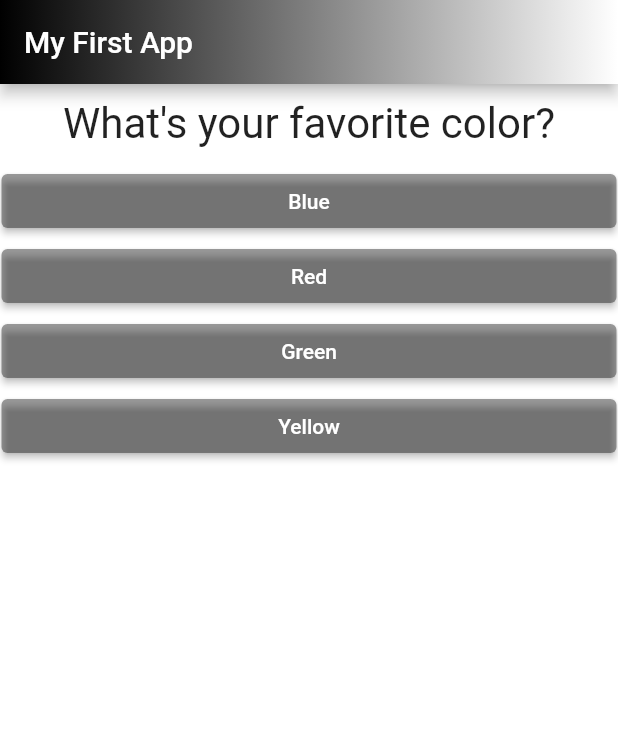
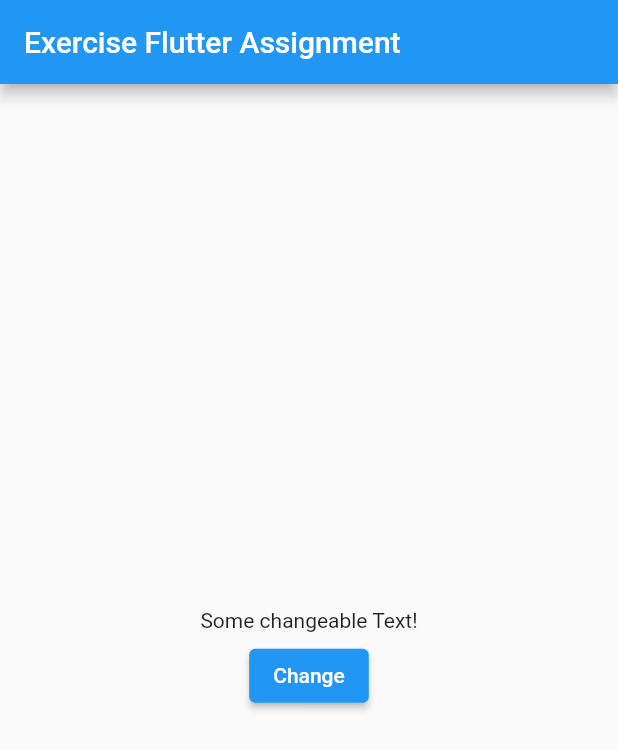
Before and after one commit to ricci1710/flutter_dart_guide, a Flutter app: the screen it shows after launch, on a phone screen of 412 x 824 dp. Shown: the top 750 px of the screen. Run offline on Flutter 3.47's test engine with Material 2 defaults, Android fonts, the light colour scheme and no system bars.

Commit message:
section2: Assignment instructions

```diff
--- a/lib/main.dart
+++ b/lib/main.dart
@@ -1,78 +1,4 @@
 import 'package:flutter/material.dart';
-import 'package:flutter_dart_guide/gradientappbar.dart';
-import 'package:flutter_dart_guide/quiz.dart';
-import 'package:flutter_dart_guide/result.dart';
+import 'package:flutter_dart_guide/section2/exercise/flutter_assignment_main.dart';
 
-void main() => runApp(const MyApp());
-
-class MyApp extends StatefulWidget {
-  const MyApp({super.key});
-
-  @override
-  State<StatefulWidget> createState() {
-    return _MyAppState();
-  }
-}
-
-class _MyAppState extends State<MyApp> {
-  var _totalScore = 0;
-  var _questionIndex = 0;
-  final _questions = const [
-    {
-      'questionText': 'What\'s your favorite color?',
-      'answers': [
-        {'text': 'Blue', 'score': 10},
-        {'text': 'Red', 'score': 6},
-        {'text': 'Green', 'score': 4},
-        {'text': 'Yellow', 'score': 1},
-      ],
-    },
-    {
-      'questionText': 'What\'s your favorite animal?',
-      'answers': [
-        {'text': 'Rabbit', 'score': 3},
-        {'text': 'Bird', 'score': 11},
-        {'text': 'Lion', 'score': 5},
-        {'text': 'Snake', 'score': 9},
-      ],
-    },
-    {
-      'questionText': 'Who\'s your favorite instructor?',
-      'answers': [
-        {'text': 'Max', 'score': 1},
-        {'text': 'Max', 'score': 1},
-        {'text': 'Max', 'score': 1},
-        {'text': 'Max', 'score': 1},
-      ],
-    },
-  ];
-
-  void _answerQuestion(int score) {
-    _totalScore += score;
-    setState(() => _questionIndex += 1);
-    if (_questionIndex < _questions.length) {
-      print('We have more questions!');
-    }
-  }
-
-  @override
-  Widget build(BuildContext context) {
-    return MaterialApp(
-      debugShowCheckedModeBanner: false,
-      home: Scaffold(
-        backgroundColor: Colors.white,
-        appBar: GradientAppBar(
-          title: const Text('My First App'),
-          gradientColors: const [Colors.black, Colors.white],
-        ),
-        body: _questionIndex < _questions.length
-            ? Quiz(
-                answerQuestion: _answerQuestion,
-                questions: _questions,
-                questionIndex: _questionIndex,
-              )
-            : Result(_totalScore),
-      ),
-    );
-  }
-}
+void main() => runApp(const FlutterAssignmentApp());
--- /dev/null
+++ b/lib/section2/exercise/flutter_assignment_main.dart
@@ -0,0 +1,50 @@
+import 'package:flutter/material.dart';
+import 'package:flutter_dart_guide/section2/exercise/flutter_assignment_text.dart';
+import 'package:flutter_dart_guide/section2/exercise/flutter_assignment_text_control.dart';
+
+class FlutterAssignmentApp extends StatefulWidget {
+  const FlutterAssignmentApp({Key? key}) : super(key: key);
+
+  @override
+  State<FlutterAssignmentApp> createState() => _FlutterAssignmentAppState();
+}
+
+class _FlutterAssignmentAppState extends State<FlutterAssignmentApp> {
+  var _counter = 0;
+  String _displayText = 'Some changeable Text!';
+
+  final _textPhrases = [
+    'Exercise Flutter Assignment Text 1',
+    'Text 1 Exercise Flutter Assignment',
+    'Exercise Flutter Text 1 Assignment',
+  ];
+
+  void _changeText() {
+    _counter += 1;
+    var rest = _counter % 3;
+
+    setState(() {
+      _displayText = _textPhrases[rest];
+    });
+  }
+
+  @override
+  Widget build(BuildContext context) {
+    return MaterialApp(
+      debugShowCheckedModeBanner: false,
+      home: Scaffold(
+        appBar: AppBar(
+          title: const Text('Exercise Flutter Assignment'),
+        ),
+        body: Column(
+          mainAxisAlignment: MainAxisAlignment.center,
+          verticalDirection: VerticalDirection.down,
+          children: [
+            FlutterAssignmentText(_displayText),
+            FlutterAssignmentTextControl(_changeText),
+          ],
+        ),
+      ),
+    );
+  }
+}
--- /dev/null
+++ b/lib/section2/exercise/flutter_assignment_text.dart
@@ -0,0 +1,14 @@
+import 'package:flutter/material.dart';
+
+class FlutterAssignmentText extends StatelessWidget {
+  final String _displayText;
+
+  const FlutterAssignmentText(this._displayText, {Key? key}) : super(key: key);
+
+  @override
+  Widget build(BuildContext context) {
+    return Center(
+      child: Text(_displayText),
+    );
+  }
+}
--- /dev/null
+++ b/lib/section2/exercise/flutter_assignment_text_control.dart
@@ -0,0 +1,18 @@
+import 'package:flutter/material.dart';
+
+class FlutterAssignmentTextControl extends StatelessWidget {
+  final VoidCallback _changeTextHandler;
+
+  const FlutterAssignmentTextControl(this._changeTextHandler, {Key? key}) : super(key: key);
+
+  @override
+  Widget build(BuildContext context) {
+    return Container(
+      margin: const EdgeInsets.only(top: 5),
+      child: ElevatedButton(
+        onPressed: _changeTextHandler,
+        child: const Text('Change'),
+      ),
+    );
+  }
+}
--- a/lib/quiz.dart
+++ b/lib/section2/quiz.dart
@@ -1,6 +1,6 @@
 import 'package:flutter/material.dart';
-import 'package:flutter_dart_guide/answer.dart';
-import 'package:flutter_dart_guide/question.dart';
+import 'package:flutter_dart_guide/section2/answer.dart';
+import 'package:flutter_dart_guide/section2/question.dart';
 
 class Quiz extends StatelessWidget {
   final int questionIndex;
--- /dev/null
+++ b/lib/section2/section2_main_app.dart
@@ -0,0 +1,80 @@
+import 'package:flutter/material.dart';
+import 'package:flutter_dart_guide/section2/gradient_app_bar.dart';
+import 'package:flutter_dart_guide/section2/quiz.dart';
+import 'package:flutter_dart_guide/section2/result.dart';
+
+class Section2MainApp extends StatefulWidget {
+  const Section2MainApp({super.key});
+
+  @override
+  State<StatefulWidget> createState() {
+    return _MyAppState();
+  }
+}
+
+class _MyAppState extends State<Section2MainApp> {
+  var _totalScore = 0;
+  var _questionIndex = 0;
+  final _questions = const [
+    {
+      'questionText': 'What\'s your favorite color?',
+      'answers': [
+        {'text': 'Blue', 'score': 10},
+        {'text': 'Red', 'score': 6},
+        {'text': 'Green', 'score': 4},
+        {'text': 'Yellow', 'score': 1},
+      ],
+    },
+    {
+      'questionText': 'What\'s your favorite animal?',
+      'answers': [
+        {'text': 'Rabbit', 'score': 3},
+        {'text': 'Bird', 'score': 11},
+        {'text': 'Lion', 'score': 5},
+        {'text': 'Snake', 'score': 9},
+      ],
+    },
+    {
+      'questionText': 'Who\'s your favorite instructor?',
+      'answers': [
+        {'text': 'Max', 'score': 1},
+        {'text': 'Max', 'score': 1},
+        {'text': 'Max', 'score': 1},
+        {'text': 'Max', 'score': 1},
+      ],
+    },
+  ];
+
+  void _answerQuestion(int score) {
+    _totalScore += score;
+    setState(() => _questionIndex += 1);
+  }
+
+  void _resetQuiz() {
+    setState(() {
+      _questionIndex = 0;
+      _totalScore = 0;
+    });
+  }
+
+  @override
+  Widget build(BuildContext context) {
+    return MaterialApp(
+      debugShowCheckedModeBanner: false,
+      home: Scaffold(
+        backgroundColor: Colors.white,
+        appBar: GradientAppBar(
+          title: const Text('My First App'),
+          gradientColors: const [Colors.black, Colors.white],
+        ),
+        body: _questionIndex < _questions.length
+            ? Quiz(
+                answerQuestion: _answerQuestion,
+                questions: _questions,
+                questionIndex: _questionIndex,
+              )
+            : Result(_totalScore, _resetQuiz),
+      ),
+    );
+  }
+}
```
Also changed, not shown: lib/result.dart (deleted, +0 -36 lines), lib/section2/result.dart (added, +52 -0 lines), lib/section2/answer.dart (renamed from lib/answer.dart), lib/section2/gradient_app_bar.dart (renamed from lib/gradientappbar.dart), lib/section2/question.dart (renamed from lib/question.dart), 2 other files.
